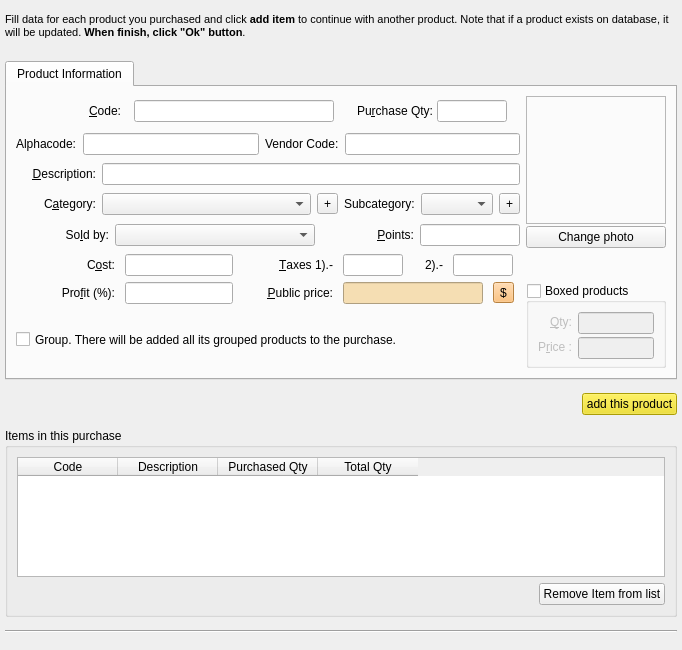
The window that squeeze/src/ui/purchaseeditor.ui (miguelchavez/lemonpos) describes before a commit, drawn with Qt 5.
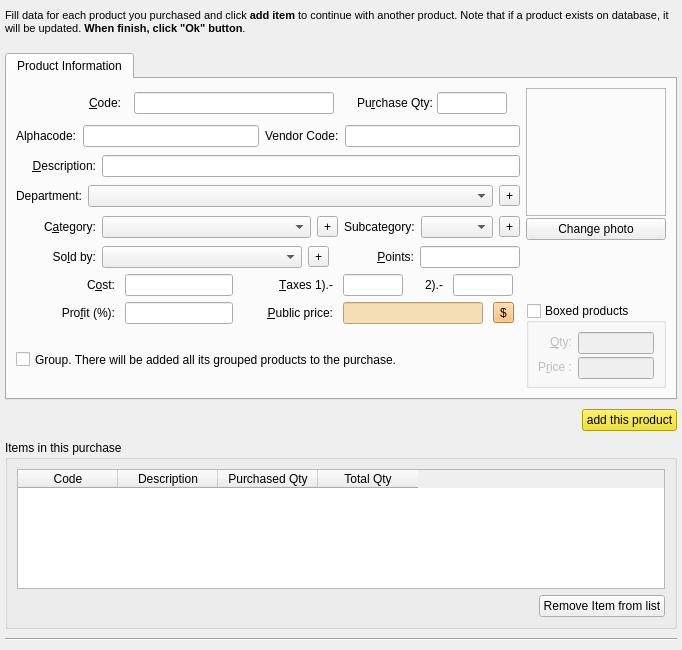
The same window after the commit.

Commit message: Fixing bugs. Missing department method and things for saving on purchase

The edit to the form file:
```diff
--- a/squeeze/src/ui/purchaseeditor.ui
+++ b/squeeze/src/ui/purchaseeditor.ui
@@ -97,6 +97,12 @@
        <verstretch>0</verstretch>
       </sizepolicy>
      </property>
+     <property name="minimumSize">
+      <size>
+       <width>0</width>
+       <height>200</height>
+      </size>
+     </property>
      <property name="currentIndex">
       <number>0</number>
      </property>
@@ -150,7 +156,7 @@
          <item>
           <widget class="QLineEdit" name="editCode">
            <property name="sizePolicy">
-            <sizepolicy hsizetype="Maximum" vsizetype="Fixed">
+            <sizepolicy hsizetype="Minimum" vsizetype="Fixed">
              <horstretch>0</horstretch>
              <verstretch>0</verstretch>
             </sizepolicy>
@@ -372,6 +378,39 @@
         </layout>
        </item>
        <item row="3" column="0">
+        <layout class="QHBoxLayout" name="horizontalLayout_11">
+         <item>
+          <widget class="QLabel" name="label_3">
+           <property name="sizePolicy">
+            <sizepolicy hsizetype="Maximum" vsizetype="Preferred">
+             <horstretch>0</horstretch>
+             <verstretch>0</verstretch>
+            </sizepolicy>
+           </property>
+           <property name="text">
+            <string>Department:</string>
+           </property>
+           <property name="alignment">
+            <set>Qt::AlignRight|Qt::AlignTrailing|Qt::AlignVCenter</set>
+           </property>
+          </widget>
+         </item>
+         <item>
+          <widget class="QComboBox" name="departmentsCombo"/>
+         </item>
+         <item>
+          <widget class="QToolButton" name="btnCreateDepartment">
+           <property name="toolTip">
+            <string>Create New Department</string>
+           </property>
+           <property name="text">
+            <string>+</string>
+           </property>
+          </widget>
+         </item>
+        </layout>
+       </item>
+       <item row="4" column="0">
         <layout class="QHBoxLayout" name="horizontalLayout_6">
          <item>
           <widget class="QLabel" name="label_8">
@@ -429,6 +468,12 @@
          </item>
          <item>
           <widget class="QLabel" name="label_2">
+           <property name="sizePolicy">
+            <sizepolicy hsizetype="Minimum" vsizetype="Preferred">
+             <horstretch>0</horstretch>
+             <verstretch>0</verstretch>
+            </sizepolicy>
+           </property>
            <property name="text">
             <string>Subcategory:</string>
            </property>
@@ -438,7 +483,14 @@
           </widget>
          </item>
          <item>
-          <widget class="QComboBox" name="subcategoriesCombo"/>
+          <widget class="QComboBox" name="subcategoriesCombo">
+           <property name="sizePolicy">
+            <sizepolicy hsizetype="Minimum" vsizetype="Fixed">
+             <horstretch>0</horstretch>
+             <verstretch>0</verstretch>
+            </sizepolicy>
+           </property>
+          </widget>
          </item>
          <item>
           <widget class="QToolButton" name="btnCreateSubcategory">
@@ -452,7 +504,7 @@
          </item>
         </layout>
        </item>
-       <item row="4" column="0">
+       <item row="5" column="0">
         <layout class="QHBoxLayout" name="horizontalLayout_4">
          <item>
           <widget class="QLabel" name="label_17">
@@ -510,6 +562,16 @@
            </property>
           </widget>
          </item>
+         <item>
+          <widget class="QToolButton" name="btnCreateMeasure">
+           <property name="toolTip">
+            <string>Create New Measure</string>
+           </property>
+           <property name="text">
+            <string>+</string>
+           </property>
+          </widget>
+         </item>
          <item>
           <widget class="QLabel" name="label_15">
            <property name="sizePolicy">
@@ -559,7 +621,7 @@
          </item>
         </layout>
        </item>
-       <item row="5" column="0">
+       <item row="6" column="0">
         <layout class="QHBoxLayout" name="horizontalLayout_5">
          <item>
           <widget class="QLabel" name="label_9">
@@ -728,7 +790,7 @@
          </item>
         </layout>
        </item>
-       <item row="6" column="0">
+       <item row="7" column="0">
         <layout class="QHBoxLayout" name="_6">
          <item>
           <widget class="QLabel" name="label_11">
@@ -1215,7 +1277,7 @@
          </item>
         </layout>
        </item>
-       <item row="6" column="1" rowspan="2">
+       <item row="7" column="1" rowspan="2">
         <widget class="QGroupBox" name="groupBoxedItem">
          <property name="sizePolicy">
           <sizepolicy hsizetype="Minimum" vsizetype="Preferred">
@@ -1324,7 +1386,7 @@
          </layout>
         </widget>
        </item>
-       <item row="7" column="0">
+       <item row="8" column="0">
         <layout class="QHBoxLayout" name="horizontalLayout_8">
          <item>
           <widget class="QCheckBox" name="chIsAGroup">
```
The commit also changes 4 other files.
